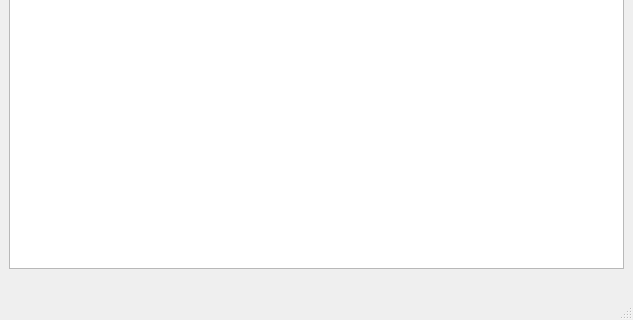
KeroWagdy100/Vimmy, file mainwindow.ui: the form before one commit; both pictures show x 0 to 633 and y 170 to 490 of the 633 by 490 pixel window.
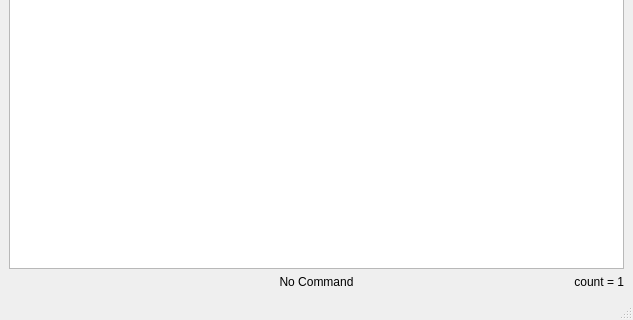
The form after the commit. Custom widgets are drawn as their Qt base class.

Patch:
```diff
--- a/mainwindow.ui
+++ b/mainwindow.ui
@@ -29,11 +29,35 @@
      </widget>
     </item>
     <item>
+     <layout class="QHBoxLayout" name="horizontalLayout">
+      <item>
      <widget class="QLabel" name="mode">
       <property name="text">
        <string/>
       </property>
      </widget>
+      </item>
+      <item>
+       <widget class="QLabel" name="command">
+        <property name="text">
+         <string>No Command</string>
+        </property>
+        <property name="alignment">
+         <set>Qt::AlignmentFlag::AlignCenter</set>
+        </property>
+       </widget>
+      </item>
+      <item>
+       <widget class="QLabel" name="count">
+        <property name="text">
+         <string>count = 1</string>
+        </property>
+        <property name="alignment">
+         <set>Qt::AlignmentFlag::AlignRight|Qt::AlignmentFlag::AlignTrailing|Qt::AlignmentFlag::AlignVCenter</set>
+        </property>
+       </widget>
+      </item>
+     </layout>
     </item>
    </layout>
   </widget>
```
Lines whose indentation alone changed are shown as unchanged.
